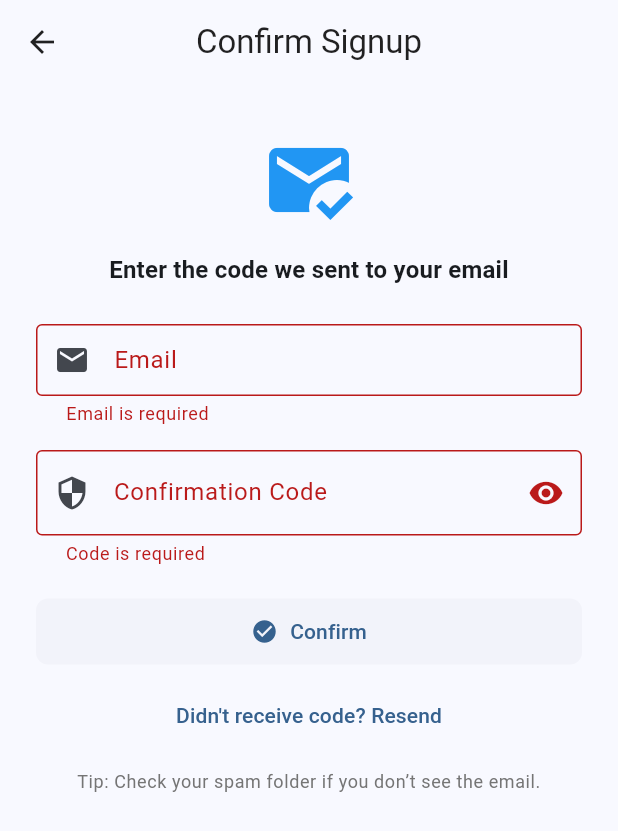
After one commit to DulinaS/Smart-Plug, a Flutter app: the ConfirmSignupScreen screen opened by its route, after a tap on "Confirm", on a phone screen of 412 x 824 dp. The commit adds this screen. Shown: the top 831 px of the screen. Run offline on Flutter 3.47's test engine with Material 3 defaults, Android fonts, the phone set to English and light mode, and no system bars; our stand-ins replace connectivity_plus, dio, fl_chart, flutter_riverpod, flutter_secure_storage, go_router; missing offline and left inert: wifi_iot; accounts and stored records are empty.

Commit message:
Confirm signup page fixed.

```diff
--- a/lib/app/router.dart
+++ b/lib/app/router.dart
@@ -6,7 +6,7 @@ import 'package:go_router/go_router.dart';
 import '../../features/auth/application/auth_controller.dart';
 import '../../features/auth/presentation/login_screen.dart';
 import '../../features/auth/presentation/register_screen.dart';
-import '../../features/auth/presentation/email_verification_screen.dart';
+import '../../features/auth/presentation/confirm_signup_screen.dart';
 import '../../features/dashboard/presentation/dashboard_screen.dart';
 import '../../features/device_detail/presentation/device_detail_screen.dart';
 import '../../features/onboarding/presentation/add_device_screen.dart';
@@ -36,37 +36,56 @@ final routerProvider = Provider<GoRouter>((ref) {
     redirect: (context, state) {
       final isAuthenticated = authState.isAuthenticated;
       final isLoading = authState.isLoading;
+      final requiresVerification = authState.requiresEmailVerification;
       final location = state.matchedLocation;
 
-      // Show loading screen while checking auth
-      if (isLoading) {
-        return location == '/loading' ? null : '/loading';
+      // Pages allowed when NOT authenticated
+      final authPages = <String>[
+        '/login',
+        '/register',
+        '/confirm-signup',
+        '/loading',
+      ];
+      final isOnAuthPage = authPages.any(location.startsWith);
+
+      // 1) Only redirect to /loading when not already on an auth page.
+      if (isLoading && !isOnAuthPage) {
+        return '/loading';
       }
 
-      // Leave the loading screen once auth status is known
-      if (location == '/loading') {
+      // 2) If we are on /loading, decide where to go next after loading completes
+      if (location == '/loading' && !isLoading) {
+        if (isAuthenticated) {
+          return '/dashboard';
+        }
+        // If signup requires email verification, send to confirm-signup with pending email
+        if (requiresVerification) {
+          final email = Uri.encodeComponent(authState.pendingEmail ?? '');
+          return '/confirm-signup?email=$email';
+        }
+        return '/login';
+      }
+
+      // 3) Root path routing
+      if (location == '/') {
         return isAuthenticated ? '/dashboard' : '/login';
       }
 
-      // Allow access to auth-related pages without authentication
-      final authPages = ['/login', '/register', '/verify-email'];
-      final isOnAuthPage = authPages.any(location.startsWith);
+      // 4) If user needs email verification and not already on confirm-signup, redirect there
+      if (requiresVerification && !location.startsWith('/confirm-signup')) {
+        final email = Uri.encodeComponent(authState.pendingEmail ?? '');
+        return '/confirm-signup?email=$email';
+      }
 
-      // Handle root path gracefully
-      if (location == '/' && isAuthenticated) {
-        return '/dashboard';
-      }
-      if (location == '/' && !isAuthenticated) {
+      // 5) Guard non-auth pages for unauthenticated users
+      if (!isAuthenticated && !isOnAuthPage && !requiresVerification) {
         return '/login';
       }
 
-      // Redirect to login if not authenticated and not on auth pages
-      if (!isAuthenticated && !isOnAuthPage) {
-        return '/login';
-      }
-
-      // Redirect to dashboard if authenticated and on auth pages
-      if (isAuthenticated && isOnAuthPage) {
+      // 6) Keep authenticated users away from auth pages (but allow confirm-signup)
+      if (isAuthenticated &&
+          isOnAuthPage &&
+          !location.startsWith('/confirm-signup')) {
         return '/dashboard';
       }
 
@@ -85,10 +104,10 @@ final routerProvider = Provider<GoRouter>((ref) {
         builder: (context, state) => const RegisterScreen(),
       ),
       GoRoute(
-        path: '/verify-email',
+        path: '/confirm-signup',
         builder: (context, state) {
           final email = state.uri.queryParameters['email'] ?? '';
-          return EmailVerificationScreen(email: email);
+          return ConfirmSignupScreen(prefilledEmail: email);
         },
       ),
       GoRoute(
--- /dev/null
+++ b/lib/features/auth/presentation/confirm_signup_screen.dart
@@ -0,0 +1,241 @@
+import 'package:flutter/material.dart';
+import 'package:flutter/services.dart';
+import 'package:flutter_riverpod/flutter_riverpod.dart';
+import 'package:go_router/go_router.dart';
+
+import '../application/auth_controller.dart';
+import '../../../data/repositories/auth_repo.dart';
+
+class ConfirmSignupScreen extends ConsumerStatefulWidget {
+  const ConfirmSignupScreen({super.key, this.prefilledEmail});
+
+  final String? prefilledEmail;
+
+  @override
+  ConsumerState<ConfirmSignupScreen> createState() =>
+      _ConfirmSignupScreenState();
+}
+
+class _ConfirmSignupScreenState extends ConsumerState<ConfirmSignupScreen> {
+  final _formKey = GlobalKey<FormState>();
+  final _emailCtrl = TextEditingController();
+  final _codeCtrl = TextEditingController();
+
+  bool _obscureCode = false; // usually not needed for codes, but kept as option
+  bool _isResending = false;
+
+  @override
+  void initState() {
+    super.initState();
+    if (widget.prefilledEmail != null && widget.prefilledEmail!.isNotEmpty) {
+      _emailCtrl.text = widget.prefilledEmail!;
+    }
+  }
+
+  @override
+  void dispose() {
+    _emailCtrl.dispose();
+    _codeCtrl.dispose();
+    super.dispose();
+  }
+
+  @override
+  Widget build(BuildContext context) {
+    final authState = ref.watch(authControllerProvider);
+
+    ref.listen<AuthState>(authControllerProvider, (prev, next) {
+      if (next.error != null) {
+        ScaffoldMessenger.of(context).showSnackBar(
+          SnackBar(content: Text(next.error!), backgroundColor: Colors.red),
+        );
+        ref.read(authControllerProvider.notifier).clearError();
+      }
+
+      // If a confirm action just finished successfully, go to login
+      if (prev?.isLoading == true &&
+          next.isLoading == false &&
+          next.error == null &&
+          next.requiresEmailVerification == false &&
+          next.pendingEmail == null) {
+        ScaffoldMessenger.of(context).showSnackBar(
+          const SnackBar(
+            content: Text('Email verified successfully! You can now log in.'),
+            backgroundColor: Colors.green,
+          ),
+        );
+        context.go('/login');
+      }
+    });
+
+    return Scaffold(
+      appBar: AppBar(
+        title: const Text('Confirm Signup'),
+        leading: IconButton(
+          icon: const Icon(Icons.arrow_back),
+          onPressed: () => context.go('/login'),
+        ),
+      ),
+      body: SafeArea(
+        child: Padding(
+          padding: const EdgeInsets.all(24),
+          child: Form(
+            key: _formKey,
+            child: ListView(
+              children: [
+                const SizedBox(height: 8),
+                const Icon(Icons.mark_email_read, size: 64, color: Colors.blue),
+                const SizedBox(height: 16),
+                Text(
+                  'Enter the code we sent to your email',
+                  style: Theme.of(context).textTheme.titleMedium?.copyWith(
+                    fontWeight: FontWeight.bold,
+                  ),
+                  textAlign: TextAlign.center,
+                ),
+                const SizedBox(height: 24),
+
+                // Email
+                TextFormField(
+                  controller: _emailCtrl,
+                  keyboardType: TextInputType.emailAddress,
+                  autofillHints: const [AutofillHints.email],
+                  decoration: const InputDecoration(
+                    labelText: 'Email',
+                    prefixIcon: Icon(Icons.email),
+                    border: OutlineInputBorder(),
+                  ),
+                  validator: (v) {
+                    if (v == null || v.trim().isEmpty)
+                      return 'Email is required';
+                    final emailRx = RegExp(r'^[^@\s]+@[^@\s]+\.[^@\s]+$');
+                    if (!emailRx.hasMatch(v.trim()))
+                      return 'Enter a valid email';
+                    return null;
+                  },
+                ),
+                const SizedBox(height: 16),
+
+                // 6-digit verification code
+                TextFormField(
+                  controller: _codeCtrl,
+                  keyboardType: TextInputType.number,
+                  inputFormatters: [
+                    FilteringTextInputFormatter.digitsOnly,
+                    LengthLimitingTextInputFormatter(6),
+                  ],
+                  obscureText: _obscureCode,
+                  textAlign: TextAlign.center,
+                  style: const TextStyle(
+                    fontSize: 22,
+                    letterSpacing: 4,
+                    fontWeight: FontWeight.w600,
+                  ),
+                  decoration: InputDecoration(
+                    labelText: 'Confirmation Code',
+                    hintText: '123456',
+                    prefixIcon: const Icon(Icons.security),
+                    border: const OutlineInputBorder(),
+                    suffixIcon: IconButton(
+                      icon: Icon(
+                        _obscureCode ? Icons.visibility_off : Icons.visibility,
+                      ),
+                      onPressed: () =>
+                          setState(() => _obscureCode = !_obscureCode),
+                    ),
+                  ),
+                  validator: (v) {
+                    final value = (v ?? '').trim();
+                    if (value.isEmpty) return 'Code is required';
+                    if (value.length != 6) return 'Code must be 6 digits';
+                    if (!RegExp(r'^\d{6}$').hasMatch(value))
+                      return 'Digits only';
+                    return null;
+                  },
+                ),
+                const SizedBox(height: 20),
+
+                // Confirm button
+                SizedBox(
+                  width: double.infinity,
+                  child: ElevatedButton.icon(
+                    icon: const Icon(Icons.check_circle),
+                    label: Text(
+                      authState.isLoading ? 'Verifying...' : 'Confirm',
+                    ),
+                    onPressed: authState.isLoading ? null : _onConfirm,
+                  ),
+                ),
+                const SizedBox(height: 8),
+
+                // Resend
+                TextButton(
+                  onPressed: _isResending ? null : _onResend,
+                  child: _isResending
+                      ? const SizedBox(
+                          height: 18,
+                          width: 18,
+                          child: CircularProgressIndicator(strokeWidth: 2),
+                        )
+                      : const Text("Didn't receive code? Resend"),
+                ),
+
+                const SizedBox(height: 12),
+                Text(
+                  'Tip: Check your spam folder if you don’t see the email.',
+                  style: Theme.of(
+                    context,
+                  ).textTheme.bodySmall?.copyWith(color: Colors.grey[600]),
+                  textAlign: TextAlign.center,
+                ),
+              ],
+            ),
+          ),
+        ),
+      ),
+    );
+  }
+
+  void _onConfirm() {
+    if (!_formKey.currentState!.validate()) return;
+    final email = _emailCtrl.text.trim();
+    final code = _codeCtrl.text.trim();
+
+    ref.read(authControllerProvider.notifier).confirmEmail(email, code);
+  }
+
+  Future<void> _onResend() async {
+    if (_emailCtrl.text.trim().isEmpty) {
+      ScaffoldMessenger.of(context).showSnackBar(
+        const SnackBar(
+          content: Text('Enter your email first to resend the code'),
+        ),
+      );
+      return;
+    }
+
+    setState(() => _isResending = true);
+    try {
+      // Reuse signup to trigger resend (as currently implemented in EmailVerificationScreen)
+      await ref
+          .read(authRepositoryProvider)
+          .signUp(_emailCtrl.text.trim(), '', 'User');
+      if (!mounted) return;
+      ScaffoldMessenger.of(context).showSnackBar(
+        const SnackBar(
+          content: Text('Verification code resent!'),
+          backgroundColor: Colors.green,
+        ),
+      );
+    } catch (e) {
+      if (!mounted) return;
+      ScaffoldMessenger.of(context).showSnackBar(
+        SnackBar(
+          content: Text('Failed to resend code: $e'),
+          backgroundColor: Colors.red,
+        ),
+      );
+    } finally {
+      if (mounted) setState(() => _isResending = false);
+    }
+  }
+}
```
Also changed, not shown: lib/features/auth/presentation/email_verification_screen.dart (deleted, +0 -228 lines), lib/features/auth/presentation/register_screen.dart (+14 -16 lines), 1 other file.
